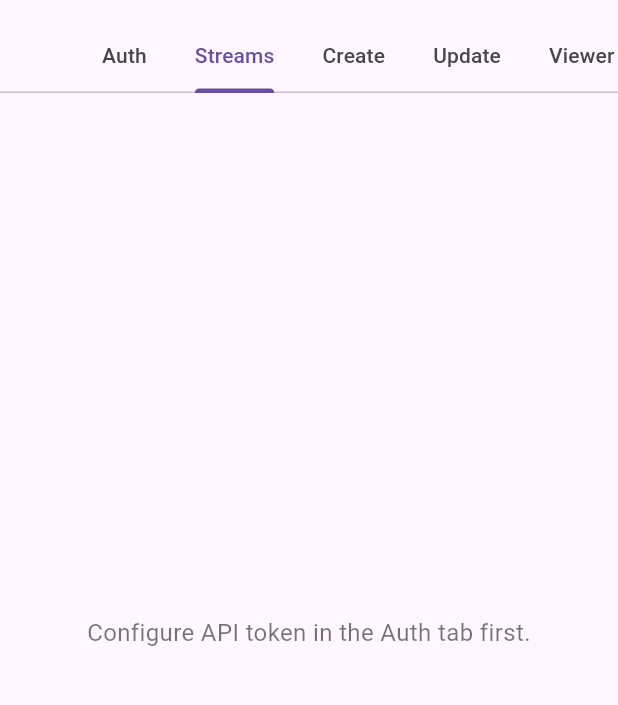
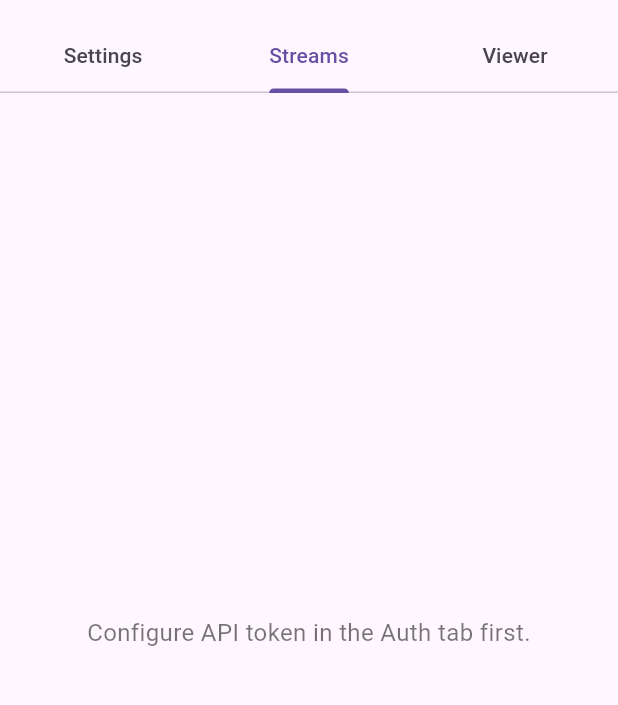
Before and after one commit to ermisnetwork/ermis_flutter_player, a Flutter app: the screen it shows after launch, tab 2 chosen, on a phone screen of 412 x 824 dp, the part 63-768 px from its top. Run offline on Flutter 3.47's test engine with Material 3 defaults, Android fonts, the phone set to English and light mode, and no system bars; our stand-ins replace dio, wakelock_plus; missing offline and left inert: rtmp_broadcaster.

Commit message:
feat: Refactor stream management UI by removing UpdateStreamPage and enhancing StreamListPage and BroadcastPage

```diff
--- a/example/lib/main.dart
+++ b/example/lib/main.dart
@@ -5,7 +5,6 @@ import 'pages/broadcast_page.dart';
 import 'pages/create_stream_page.dart';
 import 'pages/stream_list_page.dart';
 import 'pages/token_page.dart';
-import 'pages/update_stream_page.dart';
 import 'pages/viewer_page.dart';
 
 Future<void> main() async {
@@ -54,22 +53,39 @@ class _ErmisDemoHomeState extends State<ErmisDemoHome> {
     });
   }
 
+  void _openCreateStream() {
+    final player = _player;
+    if (player == null) {
+      ScaffoldMessenger.of(context).showSnackBar(
+        const SnackBar(content: Text('Please configure token first')),
+      );
+      return;
+    }
+    Navigator.of(
+      context,
+    ).push(MaterialPageRoute(builder: (_) => CreateStreamPage(player: player)));
+  }
+
+  void _openBroadcaster(ErmisStreamInfo stream) {
+    Navigator.of(context).push(
+      MaterialPageRoute(
+        builder: (_) => BroadcastPage(streamInfo: stream, player: _player),
+      ),
+    );
+  }
+
   @override
   Widget build(BuildContext context) {
     return DefaultTabController(
-      length: 6,
+      length: 3,
       child: Scaffold(
         appBar: AppBar(
           title: const Text('Ermis Stream Player'),
           bottom: const TabBar(
-            isScrollable: true,
             tabs: [
-              Tab(text: 'Auth'),
+              Tab(text: 'Settings'),
               Tab(text: 'Streams'),
-              Tab(text: 'Create'),
-              Tab(text: 'Update'),
               Tab(text: 'Viewer'),
-              Tab(text: 'Broadcaster'),
             ],
           ),
         ),
@@ -81,11 +97,12 @@ class _ErmisDemoHomeState extends State<ErmisDemoHome> {
                 initialToken: _token,
                 onSaved: _updateAuth,
               ),
-              StreamListPage(player: _player),
-              CreateStreamPage(player: _player),
-              UpdateStreamPage(player: _player),
+              StreamListPage(
+                player: _player,
+                onCreateStream: _openCreateStream,
+                onStreamSelected: _openBroadcaster,
+              ),
               const ViewerPage(),
-              const BroadcastPage(),
             ],
           ),
         ),
--- a/example/lib/pages/stream_list_page.dart
+++ b/example/lib/pages/stream_list_page.dart
@@ -2,9 +2,16 @@ import 'package:ermis_stream_player/ermis_stream_player.dart';
 import 'package:flutter/material.dart';
 
 class StreamListPage extends StatefulWidget {
-  const StreamListPage({super.key, required this.player});
+  const StreamListPage({
+    super.key,
+    required this.player,
+    required this.onCreateStream,
+    required this.onStreamSelected,
+  });
 
   final ErmisStreamPlayer? player;
+  final VoidCallback onCreateStream;
+  final ValueChanged<ErmisStreamInfo> onStreamSelected;
 
   @override
   State<StreamListPage> createState() => _StreamListPageState();
@@ -52,6 +59,12 @@ class _StreamListPageState extends State<StreamListPage> {
                 icon: const Icon(Icons.refresh),
                 label: const Text('Load streams'),
               ),
+              const SizedBox(width: 12),
+              ElevatedButton.icon(
+                onPressed: widget.onCreateStream,
+                icon: const Icon(Icons.add),
+                label: const Text('Create'),
+              ),
             ],
           ),
         ),
@@ -94,6 +107,7 @@ class _StreamListPageState extends State<StreamListPage> {
                                   : Icons.pause_circle,
                               color: stream.isLive ? Colors.green : Colors.grey,
                             ),
+                            onTap: () => widget.onStreamSelected(stream),
                           );
                         },
                       );
```
Also changed, not shown: example/lib/pages/broadcast_page.dart (+30 -1 lines), example/lib/pages/token_page.dart (+5 -1 lines), example/lib/pages/update_stream_page.dart (deleted, +0 -172 lines).
